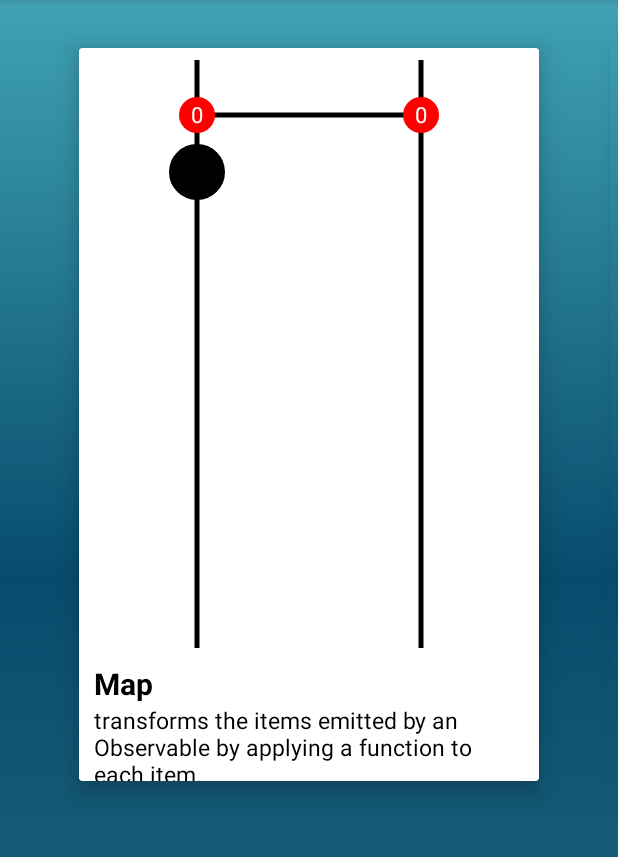
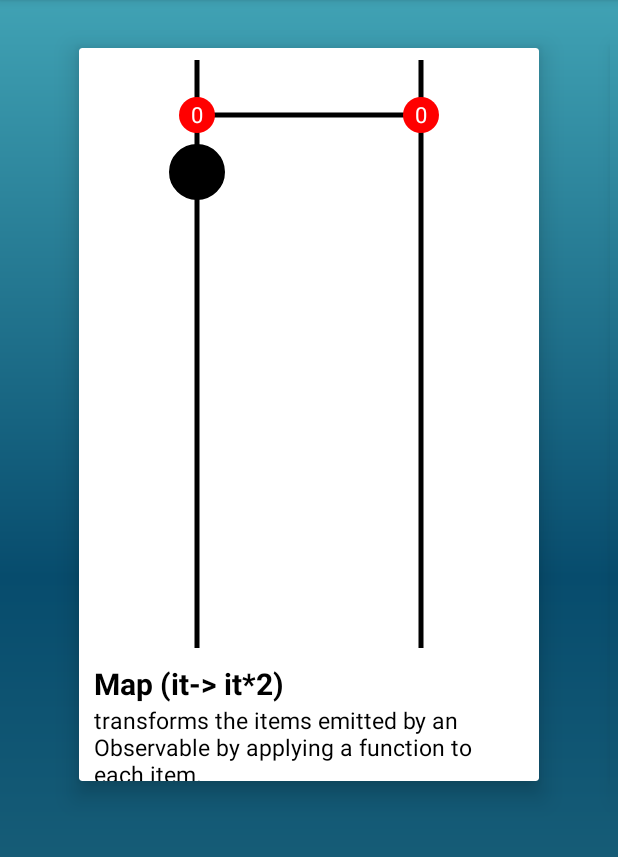
Before and after one commit to amanjeetsingh150/RxAnime, an Android app: the screen it shows after launch (MainActivity), in the options menu, after a tap on "Transforming operators", on a phone screen of 412 x 824 dp, the part 84-941 px from its top. Run offline under Robolectric (Android 15) with nearby library versions, the phone set to English and light mode, and no system bars.

Commit message:
feat: added filter operator options to menu_main

```diff
--- a/app/src/main/java/com/developers/rxanime/MainActivity.kt
+++ b/app/src/main/java/com/developers/rxanime/MainActivity.kt
@@ -123,7 +123,7 @@ class MainActivity : AppCompatActivity() {
     override fun onOptionsItemSelected(item: MenuItem?): Boolean {
         return when (item?.itemId) {
             R.id.transforming_operators -> {
-                changePreferences()
+                changePreferences(false, true)
                 cardPagerAdapter.cleatItems()
                 streamView.setCanShowMapOperatorAnimation(true)
                 streamView.setCanShowFilterOperatorAnimation(false)
@@ -132,14 +132,36 @@ class MainActivity : AppCompatActivity() {
                 addTransFormingOperatorsToModel()
                 true
             }
+            R.id.filtering_operators -> {
+                changePreferences(true, false)
+                cardPagerAdapter.cleatItems()
+                streamView.setCanShowBufferOperatorAnimation(false)
+                streamView.setCanShowMapOperatorAnimation(false)
+                streamView.setCanShowFilterOperatorAnimation(false)
+                streamView.setCanShowTakeOperatorAnimation(true)
+                streamView.setCanShowSkipOperatorAnimation(false)
+                addFilteringOperatorsToModel()
+                true
+            }
             else -> super.onOptionsItemSelected(item)
         }
     }
 
-    private fun changePreferences() {
+    private fun addFilteringOperatorsToModel() {
+        cardPagerAdapter.addItem(CardItem(getString(R.string.take_operator), getString(R.string.take_operator_desc),
+                getString(R.string.take_operator_link), StreamView(this)))
+        cardPagerAdapter.addItem(CardItem(getString(R.string.filter_operator), getString(R.string.filter_operator_desc),
+                getString(R.string.filter_operator_link), StreamView(this)))
+        cardPagerAdapter.addItem(CardItem(getString(R.string.skip_operator), getString(R.string.skip_operator_desc),
+                getString(R.string.skip_operator_link), StreamView(this)))
+        cardPagerAdapter.notifyDataSetChanged()
+        viewPager.currentItem = 0
+    }
+
+    private fun changePreferences(showFilterOperators: Boolean, showTransformingOperators: Boolean) {
         val editor = sharedPreferences.edit()
-        editor.putBoolean(FILTER_OPERATOR_SHOW, false)
-        editor.putBoolean(TRANSFORMING_OPERATOR_SHOW, true)
+        editor.putBoolean(FILTER_OPERATOR_SHOW, showFilterOperators)
+        editor.putBoolean(TRANSFORMING_OPERATOR_SHOW, showTransformingOperators)
         editor.apply()
     }
 
@@ -149,6 +171,6 @@ class MainActivity : AppCompatActivity() {
         cardPagerAdapter.addItem(CardItem(getString(R.string.buffer_operator), getString(R.string.buffer_operator_desc),
                 getString(R.string.buffer_operator_link), streamView))
         cardPagerAdapter.notifyDataSetChanged()
-        viewPager.setCurrentItem(0)
+        viewPager.currentItem = 0
     }
 }
--- a/app/src/main/res/menu/menu_main.xml
+++ b/app/src/main/res/menu/menu_main.xml
@@ -3,4 +3,7 @@
     <item
         android:id="@+id/transforming_operators"
         android:title="@string/transforming_operators_category" />
+    <item
+        android:id="@+id/filtering_operators"
+        android:title="@string/filtering_operators"/>
 </menu>
--- a/app/src/main/res/values/strings.xml
+++ b/app/src/main/res/values/strings.xml
@@ -10,10 +10,11 @@
     <string name="skip_operator_desc">suppress the first n items emitted by an Observable.</string>
     <string name="skip_operator_link">http://reactivex.io/documentation/operators/skip.html</string>
     <string name="transforming_operators_category">Transforming operators</string>
-    <string name="map_operator">Map</string>
+    <string name="map_operator">Map (it-> it*2)</string>
     <string name="map_operator_desc">transforms the items emitted by an Observable by applying a function to each item.</string>
     <string name="map_operator_link">http://reactivex.io/documentation/operators/map.html</string>
-    <string name="buffer_operator">Buffer</string>
+    <string name="buffer_operator">Buffer(2)</string>
     <string name="buffer_operator_desc">periodically gather items from an Observable into bundles and emit these bundles rather than emitting the items one at a time.</string>
     <string name="buffer_operator_link">http://reactivex.io/documentation/operators/buffer.html</string>
+    <string name="filtering_operators">Filtering Operators</string>
 </resources>
```
